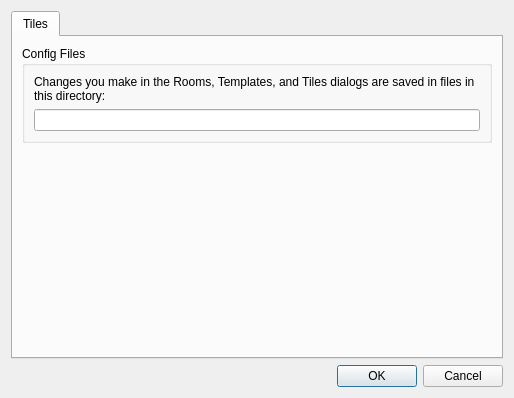
The window that src/tiled/BuildingEditor/buildingpreferencesdialog.ui (timbaker/tiled) describes before a commit, drawn with Qt 5.
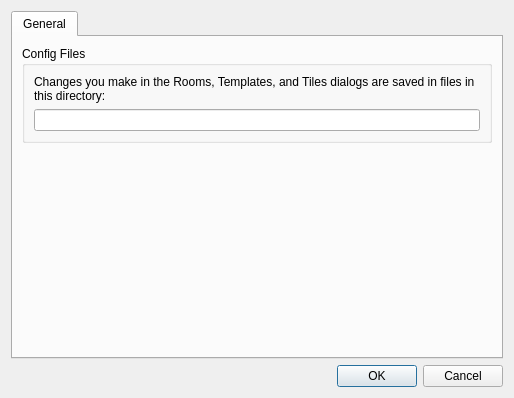
The same window after the commit.

Commit message: UI string nitpicks.

Patch:
```diff
--- a/src/tiled/BuildingEditor/buildingpreferencesdialog.ui
+++ b/src/tiled/BuildingEditor/buildingpreferencesdialog.ui
@@ -21,7 +21,7 @@
      </property>
      <widget class="QWidget" name="tab">
       <attribute name="title">
-       <string>Tiles</string>
+       <string>General</string>
       </attribute>
       <layout class="QVBoxLayout" name="verticalLayout">
        <item>
```
The commit also changes 1 other file.
